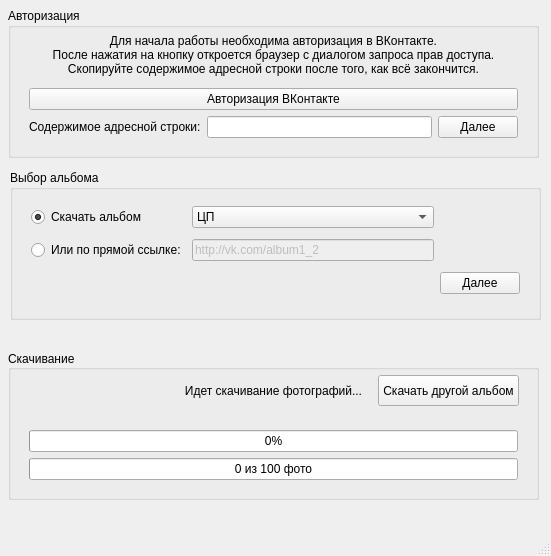
akkez/VkPhotoSaver, file mainwindow.ui: the form before one commit.
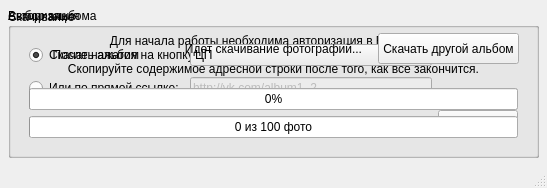
The form after the commit.

```diff
--- a/mainwindow.ui
+++ b/mainwindow.ui
@@ -6,8 +6,8 @@
    <rect>
     <x>0</x>
     <y>0</y>
-    <width>551</width>
-    <height>556</height>
+    <width>547</width>
+    <height>188</height>
    </rect>
   </property>
   <property name="windowTitle">
@@ -80,8 +80,8 @@
     </property>
     <property name="geometry">
      <rect>
-      <x>10</x>
-      <y>170</y>
+      <x>8</x>
+      <y>8</y>
       <width>531</width>
       <height>150</height>
      </rect>
@@ -154,7 +154,7 @@
     <property name="geometry">
      <rect>
       <x>8</x>
-      <y>350</y>
+      <y>8</y>
       <width>531</width>
       <height>150</height>
      </rect>
```
Left out of the diff: 2 changed lines with no effect on the pictures.
